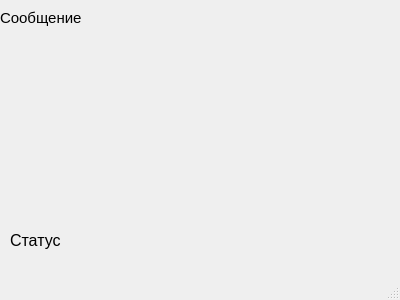
The window that mainwindow.ui (1474net/Signal) describes before a commit, drawn with Qt 5.
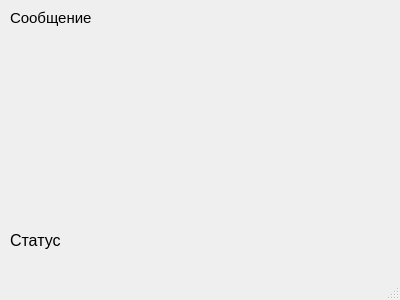
The same window after the commit.

```diff
--- a/mainwindow.ui
+++ b/mainwindow.ui
@@ -35,9 +35,9 @@
    <widget class="QLabel" name="label_2">
     <property name="geometry">
      <rect>
-      <x>0</x>
+      <x>10</x>
       <y>10</y>
-      <width>91</width>
+      <width>361</width>
       <height>16</height>
      </rect>
     </property>
```
